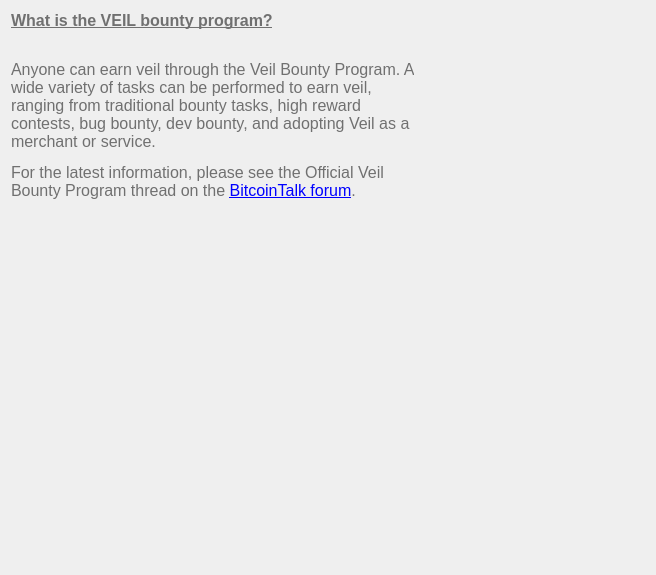
This is src/qt/veil/forms/settingsfaq10.ui in Veil-Project/veil as Qt 5 draws it before an edit. The edited form follows.
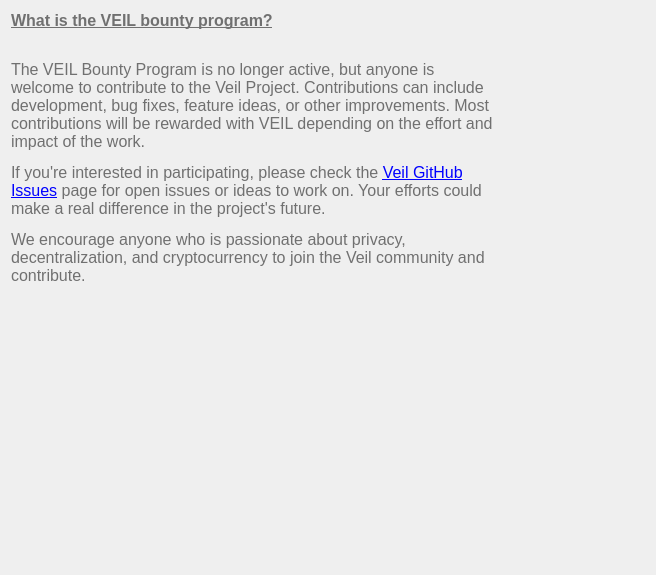
This is the edited form.

Patch:
```diff
--- a/src/qt/veil/forms/settingsfaq10.ui
+++ b/src/qt/veil/forms/settingsfaq10.ui
@@ -39,7 +39,7 @@
       <string notr="true">font-weight:200;</string>
      </property>
      <property name="text">
-      <string>&lt;html&gt;&lt;head/&gt;&lt;body&gt;&lt;p&gt;&lt;span style=&quot;font-weight:600; text-decoration: underline;&quot;&gt;What is the VEIL bounty program?&lt;/span&gt;&lt;/p&gt;&lt;p&gt;&lt;span&gt;&lt;br/&gt;Anyone can earn veil through the Veil Bounty Program. A wide variety of tasks can be performed to earn veil, ranging from traditional bounty tasks, high reward contests, bug bounty, dev bounty, and adopting Veil as a merchant or service.&lt;/span&gt;&lt;/p&gt;&lt;p&gt;&lt;span&gt;For the latest information, please see the Official Veil Bounty Program thread on the &lt;/span&gt;&lt;a target=&quot;_blank&quot; href=&quot;https://bitcointalk.org/index.php?topic=5065331.0&quot;&gt;&lt;span style=&quot; text-decoration: underline; color:#0000ff;&quot;&gt;BitcoinTalk forum&lt;/span&gt;&lt;/a&gt;&lt;span&gt;. &lt;/span&gt;&lt;/p&gt;&lt;/body&gt;&lt;/html&gt;</string>
+      <string>&lt;html&gt;&lt;head/&gt;&lt;body&gt;&lt;p&gt;&lt;span style=&quot;font-weight:600; text-decoration: underline;&quot;&gt;What is the VEIL bounty program?&lt;/span&gt;&lt;/p&gt;&lt;p&gt;&lt;span&gt;&lt;br/&gt;The VEIL Bounty Program is no longer active, but anyone is welcome to contribute to the Veil Project. Contributions can include development, bug fixes, feature ideas, or other improvements. Most contributions will be rewarded with VEIL depending on the effort and impact of the work.&lt;/span&gt;&lt;/p&gt;&lt;p&gt;&lt;span&gt;If you're interested in participating, please check the &lt;/span&gt;&lt;a target=&quot;_blank&quot; href=&quot;https://github.com/Veil-Project/veil/issues&quot;&gt;&lt;span style=&quot;text-decoration: underline; color:#0000ff;&quot;&gt;Veil GitHub Issues&lt;/span&gt;&lt;/a&gt;&lt;span&gt; page for open issues or ideas to work on. Your efforts could make a real difference in the project's future.&lt;/span&gt;&lt;/p&gt;&lt;p&gt;&lt;span&gt;We encourage anyone who is passionate about privacy, decentralization, and cryptocurrency to join the Veil community and contribute.&lt;/span&gt;&lt;/p&gt;&lt;/body&gt;&lt;/html&gt;</string>
      </property>
      <property name="scaledContents">
       <bool>false</bool>
```
